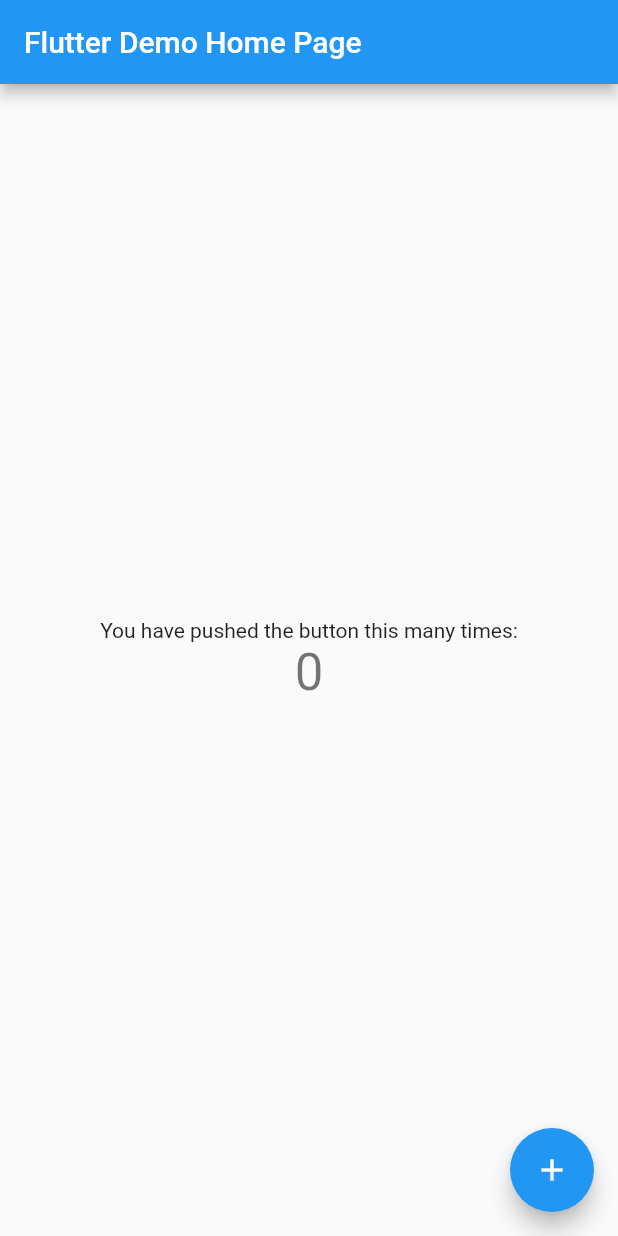
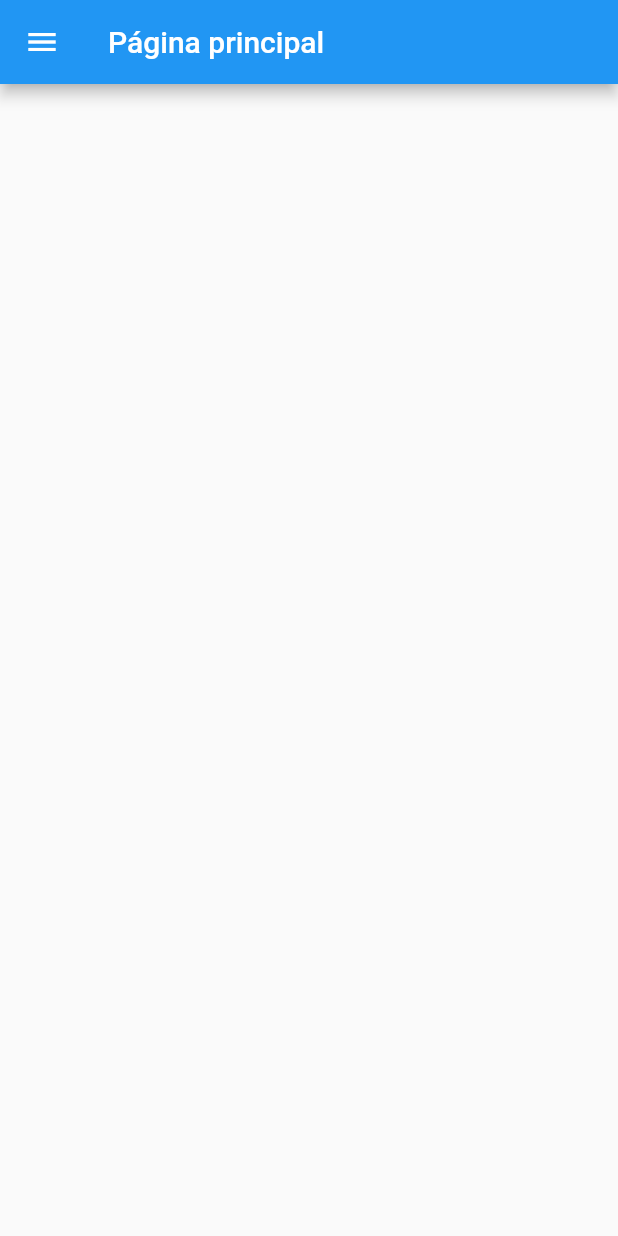
Before and after one commit to CristianCastellanos22/drawer_app, a Flutter app: the screen it shows after launch, on a phone screen of 412 x 824 dp. Run offline on Flutter 3.47's test engine with Material 2 defaults, Android fonts, the phone set to English and light mode, and no system bars.

Commit message:
-Se crea el archivo home.dart que nos servira como página principal -Se realiza el llamado de la clase Home en el método main() clase maint.dart

```diff
--- /dev/null
+++ b/lib/home.dart
@@ -0,0 +1,15 @@
+import 'package:flutter/material.dart';
+
+class Home extends StatelessWidget {
+  const Home({Key key}) : super(key: key);
+
+  @override
+  Widget build(BuildContext context) {
+    return Scaffold(
+      appBar: AppBar(
+        title: Text("Página principal"),
+      ),
+      drawer: Drawer(),
+    );
+  }
+}
--- a/lib/main.dart
+++ b/lib/main.dart
@@ -1,111 +1,8 @@
+import 'package:drawer_app/home.dart';
 import 'package:flutter/material.dart';
 
-void main() => runApp(MyApp());
-
-class MyApp extends StatelessWidget {
-  // This widget is the root of your application.
-  @override
-  Widget build(BuildContext context) {
-    return MaterialApp(
-      title: 'Flutter Demo',
-      theme: ThemeData(
-        // This is the theme of your application.
-        //
-        // Try running your application with "flutter run". You'll see the
-        // application has a blue toolbar. Then, without quitting the app, try
-        // changing the primarySwatch below to Colors.green and then invoke
-        // "hot reload" (press "r" in the console where you ran "flutter run",
-        // or simply save your changes to "hot reload" in a Flutter IDE).
-        // Notice that the counter didn't reset back to zero; the application
-        // is not restarted.
-        primarySwatch: Colors.blue,
-      ),
-      home: MyHomePage(title: 'Flutter Demo Home Page'),
-    );
-  }
+void main(){
+  runApp(MaterialApp(
+    home: Home(),
+  ));
 }
-
-class MyHomePage extends StatefulWidget {
-  MyHomePage({Key key, this.title}) : super(key: key);
-
-  // This widget is the home page of your application. It is stateful, meaning
-  // that it has a State object (defined below) that contains fields that affect
-  // how it looks.
-
-  // This class is the configuration for the state. It holds the values (in this
-  // case the title) provided by the parent (in this case the App widget) and
-  // used by the build method of the State. Fields in a Widget subclass are
-  // always marked "final".
-
-  final String title;
-
-  @override
-  _MyHomePageState createState() => _MyHomePageState();
-}
-
-class _MyHomePageState extends State<MyHomePage> {
-  int _counter = 0;
-
-  void _incrementCounter() {
-    setState(() {
-      // This call to setState tells the Flutter framework that something has
-      // changed in this State, which causes it to rerun the build method below
-      // so that the display can reflect the updated values. If we changed
-      // _counter without calling setState(), then the build method would not be
-      // called again, and so nothing would appear to happen.
-      _counter++;
-    });
-  }
-
-  @override
-  Widget build(BuildContext context) {
-    // This method is rerun every time setState is called, for instance as done
-    // by the _incrementCounter method above.
-    //
-    // The Flutter framework has been optimized to make rerunning build methods
-    // fast, so that you can just rebuild anything that needs updating rather
-    // than having to individually change instances of widgets.
-    return Scaffold(
-      appBar: AppBar(
-        // Here we take the value from the MyHomePage object that was created by
-        // the App.build method, and use it to set our appbar title.
-        title: Text(widget.title),
-      ),
-      body: Center(
-        // Center is a layout widget. It takes a single child and positions it
-        // in the middle of the parent.
-        child: Column(
-          // Column is also a layout widget. It takes a list of children and
-          // arranges them vertically. By default, it sizes itself to fit its
-          // children horizontally, and tries to be as tall as its parent.
-          //
-          // Invoke "debug painting" (press "p" in the console, choose the
-          // "Toggle Debug Paint" action from the Flutter Inspector in Android
-          // Studio, or the "Toggle Debug Paint" command in Visual Studio Code)
-          // to see the wireframe for each widget.
-          //
-          // Column has various properties to control how it sizes itself and
-          // how it positions its children. Here we use mainAxisAlignment to
-          // center the children vertically; the main axis here is the vertical
-          // axis because Columns are vertical (the cross axis would be
-          // horizontal).
-          mainAxisAlignment: MainAxisAlignment.center,
-          children: <Widget>[
-            Text(
-              'You have pushed the button this many times:',
-            ),
-            Text(
-              '$_counter',
-              style: Theme.of(context).textTheme.display1,
-            ),
-          ],
-        ),
-      ),
-      floatingActionButton: FloatingActionButton(
-        onPressed: _incrementCounter,
-        tooltip: 'Increment',
-        child: Icon(Icons.add),
-      ), // This trailing comma makes auto-formatting nicer for build methods.
-    );
-  }
-}
```
